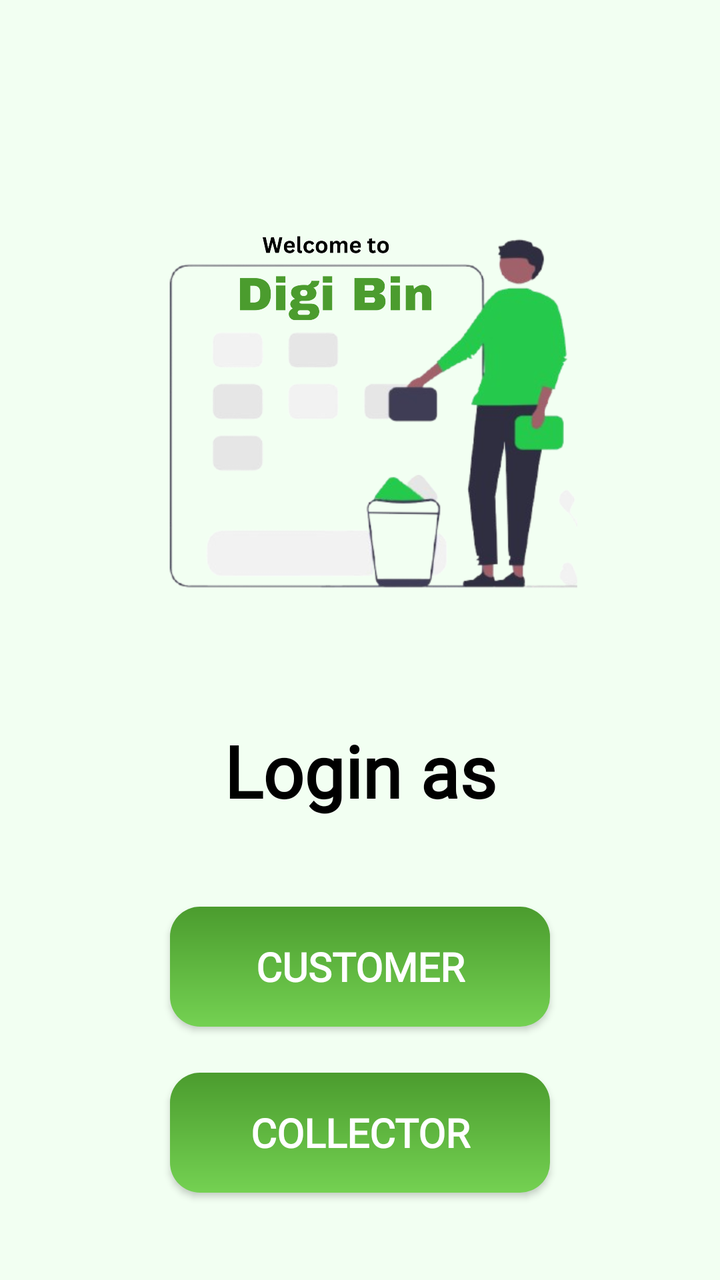
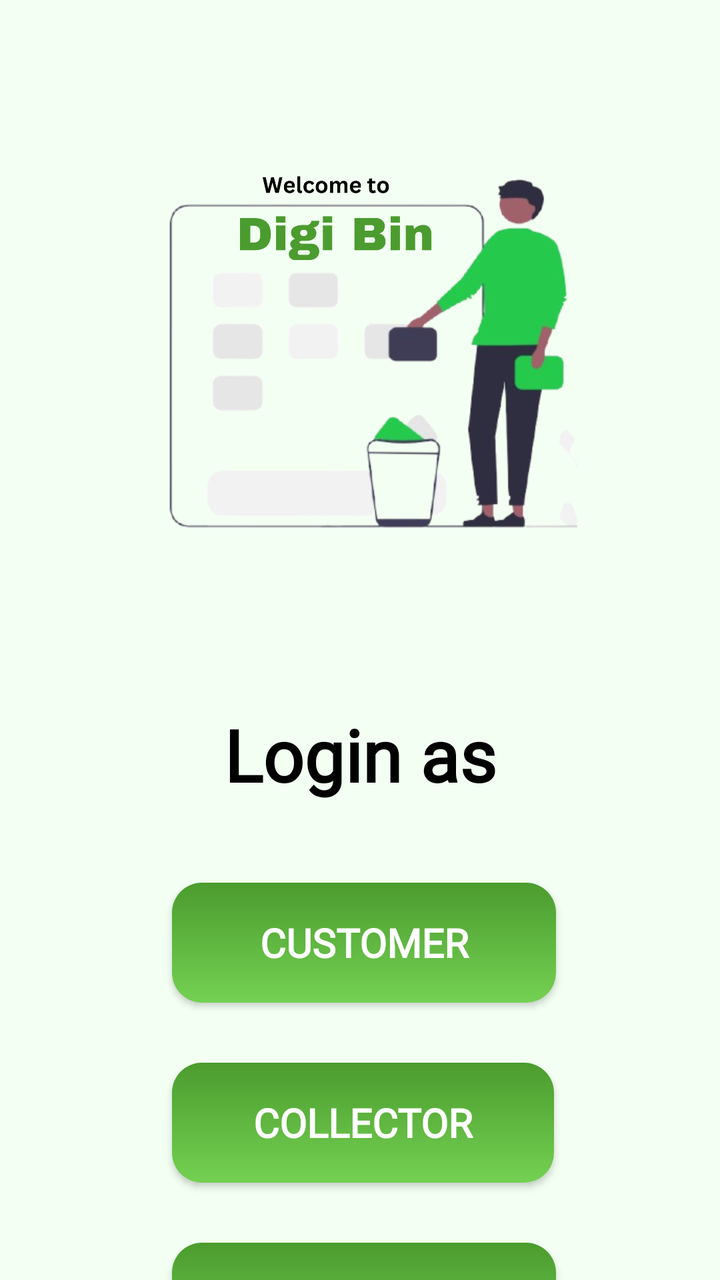

Screens rendered from an Android XML layout before and after an edit, with the pre-edit source and the edit as a unified diff.
<!-- AndroidManifest.xml: application theme Theme.DigiBin -->
<!-- res/layout/activity_start.xml -->
<?xml version="1.0" encoding="utf-8"?>
<androidx.constraintlayout.widget.ConstraintLayout xmlns:android="http://schemas.android.com/apk/res/android"
    xmlns:app="http://schemas.android.com/apk/res-auto"
    xmlns:tools="http://schemas.android.com/tools"
    android:id="@+id/main"
    android:layout_width="match_parent"
    android:layout_height="match_parent"
    tools:context=".StartActivity"
    android:background="@color/green">

    <RelativeLayout
        android:layout_width="match_parent"
        android:layout_height="match_parent"
        android:background="@color/softgreen"
        tools:layout_editor_absoluteX="0dp"
        tools:layout_editor_absoluteY="-28dp">

        <ImageView
            android:id="@+id/imageView6"
            android:layout_width="wrap_content"
            android:layout_height="271dp"
            android:layout_alignParentStart="true"
            android:layout_alignParentTop="true"
            android:layout_alignParentEnd="true"
            android:layout_marginStart="81dp"
            android:layout_marginTop="72dp"
            android:layout_marginEnd="69dp"
            app:layout_constraintBottom_toBottomOf="parent"
            app:layout_constraintEnd_toEndOf="parent"
            app:layout_constraintHorizontal_bias="0.0"
            app:layout_constraintStart_toStartOf="parent"
            app:layout_constraintTop_toTopOf="parent"
            app:srcCompat="@drawable/cleanups" />

        <TextView
            android:id="@+id/textView3"
            android:layout_width="196dp"
            android:layout_height="wrap_content"
            android:layout_below="@+id/imageView6"
            android:layout_alignParentStart="true"
            android:layout_alignParentEnd="true"
            android:layout_marginStart="100dp"
            android:layout_marginTop="18dp"
            android:layout_marginEnd="100dp"
            android:fontFamily="@font/alata"
            android:text="Login as"
            android:textAlignment="center"
            android:textColor="@color/black"
            android:textSize="36dp"
            android:textStyle="bold"
            app:layout_constraintStart_toStartOf="parent"
            app:layout_constraintTop_toTopOf="parent" />

        <androidx.appcompat.widget.AppCompatButton
            android:id="@+id/customerButton"
            android:layout_width="240dp"
            android:layout_height="60dp"
            android:layout_below="@+id/textView3"
            android:layout_alignParentStart="true"
            android:layout_alignParentEnd="true"
            android:layout_marginStart="85dp"
            android:layout_marginTop="44dp"
            android:layout_marginEnd="85dp"

            android:background="@drawable/greenbuttongradient"
            android:fontFamily="@font/aclonica"
            android:text="@string/customer"
            android:textColor="@color/white"
            android:textSize="20sp"
            android:textStyle="bold"
            app:layout_constraintStart_toStartOf="parent"
            app:layout_constraintTop_toTopOf="parent" />

        <androidx.appcompat.widget.AppCompatButton
            android:id="@+id/collectorButton"
            android:layout_width="240dp"
            android:layout_height="60dp"
            android:layout_below="@+id/customerButton"
            android:layout_alignParentStart="true"
            android:layout_alignParentEnd="true"
            android:layout_marginStart="85dp"
            android:layout_marginTop="23dp"
            android:layout_marginEnd="85dp"
            android:background="@drawable/greenbuttongradient"
            android:fontFamily="@font/aclonica"
            android:text="@string/collector"
            android:textColor="@color/white"
            android:textSize="20sp"
            android:textStyle="bold"
            app:layout_constraintStart_toStartOf="parent"
            app:layout_constraintTop_toTopOf="parent" />
    </RelativeLayout>

</androidx.constraintlayout.widget.ConstraintLayout>
<!-- resources referenced by this layout -->
<resources>
  <color name="black">#FF000000</color>
  <color name="green">#4B9C2E</color>
  <color name="softgreen">#F2FFF2</color>
  <color name="white">#FFFFFFFF</color>
  <!-- drawable cleanups: png bitmap (drawable, 504773 bytes) -->
  <!-- drawable greenbuttongradient (drawable) -->
  <?xml version="1.0" encoding="utf-8"?>
  <shape xmlns:android="http://schemas.android.com/apk/res/android">
  <gradient android:angle="-45" android:startColor="@color/green" android:endColor="@color/lightgreen"/>
      <corners android:radius="15dp"/>
  </shape>
  <string name="collector">Collector</string>
  <string name="customer">Customer</string>
  <style name="Theme.DigiBin" parent="Base.Theme.DigiBin" />
  <color name="lightgreen">#74D152</color>
  <style name="Base.Theme.DigiBin" parent="Theme.Material3.DayNight.NoActionBar">
          
          
      </style>
</resources>

<!-- the commit's change to res/layout/activity_start.xml (unified diff, before → after) -->
@@ -12,8 +12,8 @@
         android:layout_width="match_parent"
         android:layout_height="match_parent"
         android:background="@color/softgreen"
-        tools:layout_editor_absoluteX="0dp"
-        tools:layout_editor_absoluteY="-28dp">
+        tools:layout_editor_absoluteX="-75dp"
+        tools:layout_editor_absoluteY="0dp">
 
         <ImageView
             android:id="@+id/imageView6"
@@ -23,7 +23,7 @@
             android:layout_alignParentTop="true"
             android:layout_alignParentEnd="true"
             android:layout_marginStart="81dp"
-            android:layout_marginTop="72dp"
+            android:layout_marginTop="42dp"
             android:layout_marginEnd="69dp"
             app:layout_constraintBottom_toBottomOf="parent"
             app:layout_constraintEnd_toEndOf="parent"
@@ -40,7 +40,7 @@
             android:layout_alignParentStart="true"
             android:layout_alignParentEnd="true"
             android:layout_marginStart="100dp"
-            android:layout_marginTop="18dp"
+            android:layout_marginTop="40dp"
             android:layout_marginEnd="100dp"
             android:fontFamily="@font/alata"
             android:text="Login as"
@@ -57,11 +57,11 @@
             android:layout_height="60dp"
             android:layout_below="@+id/textView3"
             android:layout_alignParentStart="true"
+
             android:layout_alignParentEnd="true"
-            android:layout_marginStart="85dp"
-            android:layout_marginTop="44dp"
-            android:layout_marginEnd="85dp"
-
+            android:layout_marginStart="86dp"
+            android:layout_marginTop="40dp"
+            android:layout_marginEnd="82dp"
             android:background="@drawable/greenbuttongradient"
             android:fontFamily="@font/aclonica"
             android:text="@string/customer"
@@ -78,9 +78,9 @@
             android:layout_below="@+id/customerButton"
             android:layout_alignParentStart="true"
             android:layout_alignParentEnd="true"
-            android:layout_marginStart="85dp"
-            android:layout_marginTop="23dp"
-            android:layout_marginEnd="85dp"
+            android:layout_marginStart="86dp"
+            android:layout_marginTop="30dp"
+            android:layout_marginEnd="83dp"
             android:background="@drawable/greenbuttongradient"
             android:fontFamily="@font/aclonica"
             android:text="@string/collector"
@@ -89,6 +89,25 @@
             android:textStyle="bold"
             app:layout_constraintStart_toStartOf="parent"
             app:layout_constraintTop_toTopOf="parent" />
+
+        <androidx.appcompat.widget.AppCompatButton
+            android:id="@+id/adminButton"
+            android:layout_width="240dp"
+            android:layout_height="60dp"
+            android:layout_below="@+id/collectorButton"
+
+            android:layout_alignParentStart="true"
+            android:layout_alignParentEnd="true"
+            android:layout_marginStart="86dp"
+            android:layout_marginTop="30dp"
+            android:layout_marginEnd="82dp"
+            android:layout_marginBottom="42dp"
+            android:background="@drawable/greenbuttongradient"
+            android:fontFamily="@font/aclonica"
+            android:text="@string/Admin"
+            android:textColor="@color/white"
+            android:textSize="20sp"
+            android:textStyle="bold" />
     </RelativeLayout>
 
 </androidx.constraintlayout.widget.ConstraintLayout>
<!-- resource entries referenced after the edit -->
@@ -11,6 +11,7 @@
   <gradient android:angle="-45" android:startColor="@color/green" android:endColor="@color/lightgreen"/>
       <corners android:radius="15dp"/>
   </shape>
+  <string name="Admin">Admin</string>
   <string name="collector">Collector</string>
   <string name="customer">Customer</string>
   <style name="Theme.DigiBin" parent="Base.Theme.DigiBin" />
